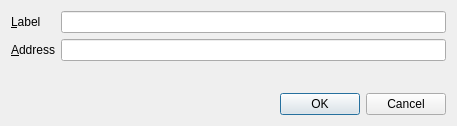
Old version of the form src/qt/forms/editaddressdialog.ui in the repository shadowrider26/Diamond.
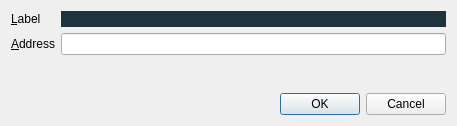
New version of the form.

The edit to the form file:
```diff
--- a/src/qt/forms/editaddressdialog.ui
+++ b/src/qt/forms/editaddressdialog.ui
@@ -38,7 +38,7 @@
         <string>The label associated with this address book entry</string>
        </property>
        <property name="styleSheet">
-        <string notr="true"/>
+        <string notr="true">background-color:#1f333e; color:white; border: none;</string>
        </property>
       </widget>
      </item>
```
